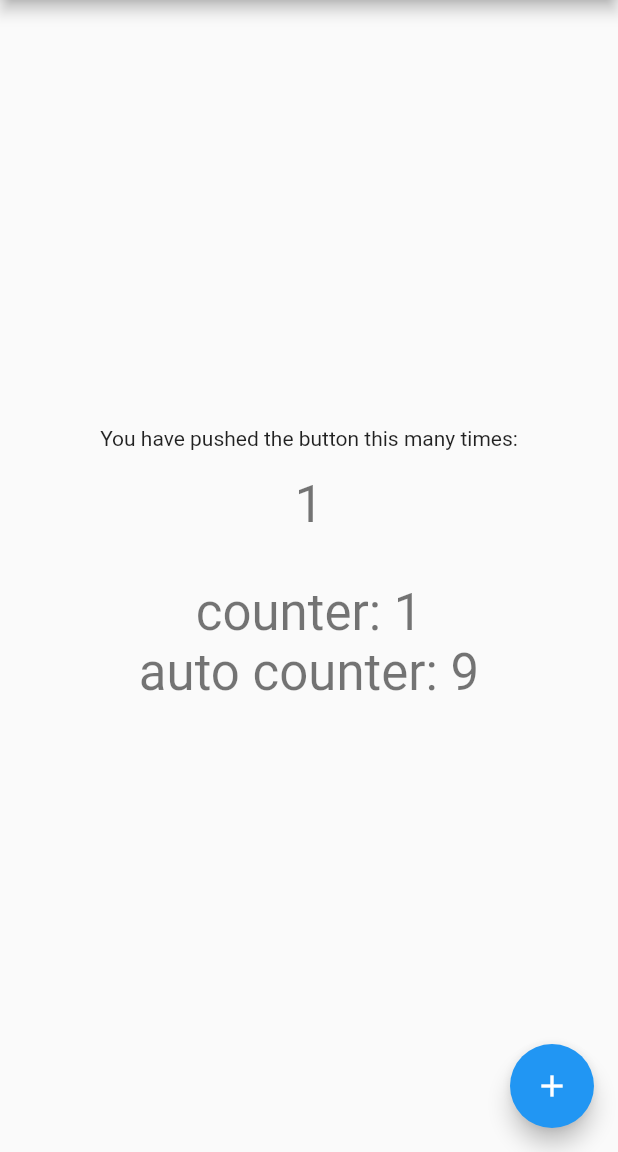
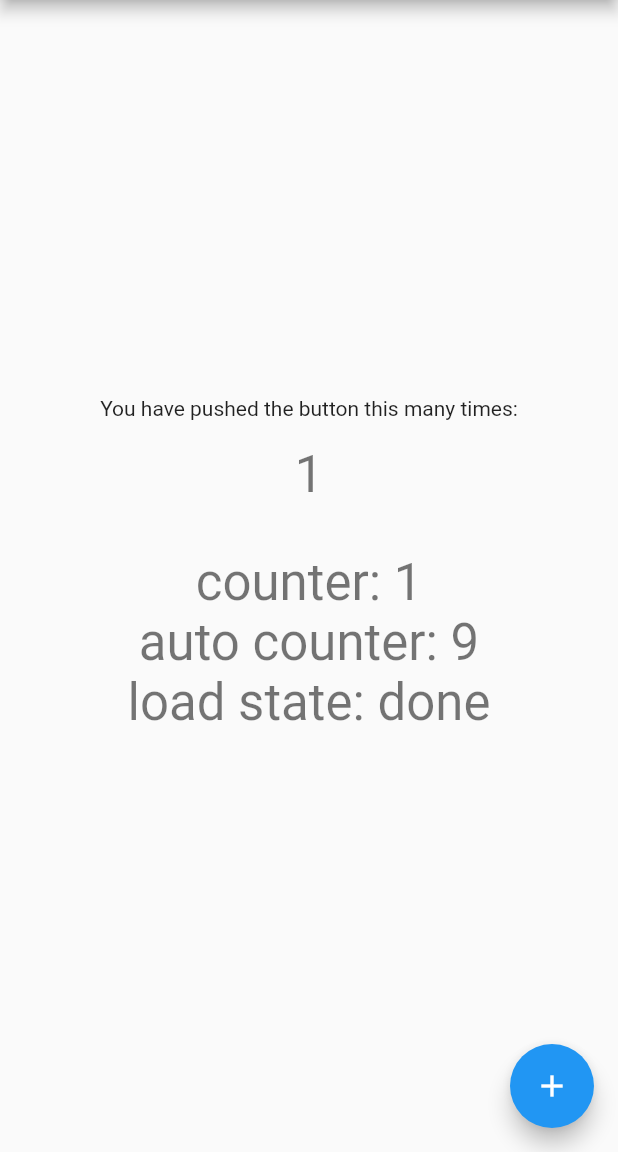
Before and after one commit to erf/mu_state, a Flutter app: the screen it shows after launch, after a tap on the "add" icon, on a phone screen of 412 x 824 dp, the part 84-1236 px from its top. Run offline on Flutter 3.47's test engine with Material 2 defaults, Android fonts, the phone set to English and light mode, and no system bars.

Commit message:
example: add load_state | update README example

```diff
--- a/example/lib/main.dart
+++ b/example/lib/main.dart
@@ -1,7 +1,8 @@
 import 'package:flutter/material.dart';
 import 'package:mu_state/mu_state.dart';
 
-import 'states/counter_state.dart';
+import 'states/async_counter_state.dart';
+import 'states/load_state.dart';
 import 'states/random_state.dart';
 
 void main() {
@@ -66,7 +67,7 @@ class _MyHomePageState extends State<MyHomePage> {
             Padding(
               padding: const EdgeInsets.all(16),
               child: MuMultiBuilder(
-                states: [counterState, autoCounterState],
+                states: [counterState, autoCounterState, loadState],
                 builder: (context, values, child) {
                   return Column(
                     children: [
@@ -76,6 +77,10 @@ class _MyHomePageState extends State<MyHomePage> {
                       ),
                       Text(
                         'auto counter: ${values[1].data}',
+                        style: Theme.of(context).textTheme.headline4,
+                      ),
+                      Text(
+                        'load state: ${values[2].loading ? 'loading' : values[2].data}',
                         style: Theme.of(context).textTheme.headline4,
                       ),
                     ],
@@ -89,6 +94,7 @@ class _MyHomePageState extends State<MyHomePage> {
       floatingActionButton: FloatingActionButton(
         onPressed: () {
           counterState.increment();
+          loadState.load();
         },
         tooltip: 'Increment',
         child: const Icon(Icons.add),
--- a/example/lib/states/counter_state.dart
+++ b/example/lib/states/async_counter_state.dart
@@ -2,8 +2,8 @@ import 'dart:math';
 
 import 'package:mu_state/mu_state.dart';
 
-class CounterState extends MuState<int> {
-  CounterState(MuEvent<int> initValue) : super(initValue);
+class AsyncCounterState extends MuState<int> {
+  AsyncCounterState(MuEvent<int> initValue) : super(initValue);
 
   // Increment counter, but add a delay and random error.
   void increment() async {
@@ -15,4 +15,4 @@ class CounterState extends MuState<int> {
   }
 }
 
-final counterState = CounterState(const MuEvent.data(0));
+final counterState = AsyncCounterState(const MuEvent.data(0));
--- /dev/null
+++ b/example/lib/states/load_state.dart
@@ -0,0 +1,13 @@
+import 'package:mu_state/mu_state.dart';
+
+class LoadState extends MuState<String> {
+  LoadState(MuEvent<String> value) : super(value);
+
+  void load() async {
+    value = const MuEvent.loading();
+    await Future.delayed(const Duration(milliseconds: 500));
+    value = const MuEvent.data('done');
+  }
+}
+
+final loadState = LoadState(const MuEvent.data('initial'));
```
Also changed, not shown: 1 other file.
